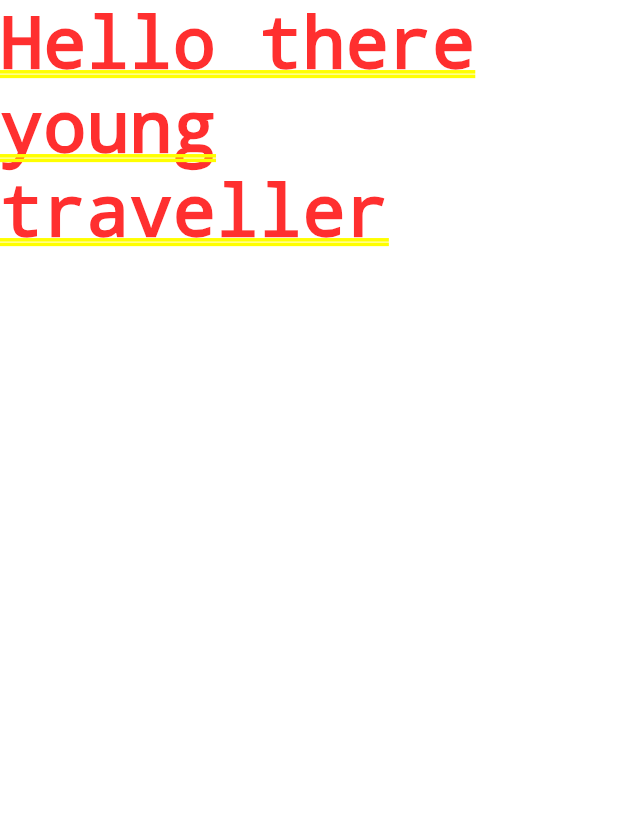
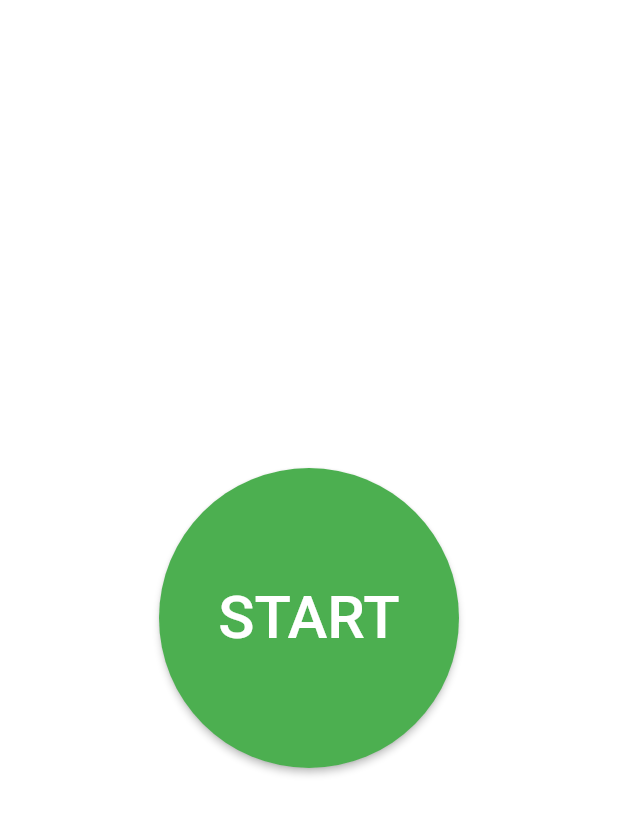
Before and after one commit to MsProfanum/FoodieTinder, a Flutter app: the screen it shows after launch, on a phone screen of 412 x 824 dp. Shown: the top 815 px of the screen. Run offline on Flutter 3.47's test engine with Material 2 defaults, Android fonts, the phone set to English and light mode, and no system bars; our stand-ins replace flutter_slidable, moor, moor_flutter; generated files the repository leaves out were written again.

Commit message:
Add basic UI and moor database part1

```diff
--- /dev/null
+++ b/foodietinder/lib/data/moor_database.dart
@@ -0,0 +1,34 @@
+import 'package:moor/moor.dart' as m;
+import 'package:moor/moor.dart';
+import 'package:moor_flutter/moor_flutter.dart' as mf;
+
+part 'moor_database.g.dart';
+
+class Foods extends mf.Table {
+  IntColumn get id => integer().autoIncrement()();
+  TextColumn get name => text().withLength(min: 1, max: 50)();
+}
+
+class Tags extends mf.Table {
+  TextColumn get name => text().withLength(min: 1, max: 20)();
+  @override
+  Set<m.Column> get primaryKey => {name};
+}
+
+@UseMoor(tables: [Foods])
+class AppDatabase extends _$AppDatabase {
+  AppDatabase()
+      : super((mf.FlutterQueryExecutor.inDatabaseFolder(
+          path: 'db.sqlite',
+          logStatements: true,
+        )));
+
+  @override
+  int get schemaVersion => 1;
+
+  Future<List<Food>> getAllFoods() => select(foods).get();
+  Stream<List<Food>> watchAllFoods() => select(foods).watch();
+  Future insertFood(Food food) => into(foods).insert(food);
+  Future updateFood(Food food) => update(foods).replace(food);
+  Future deleteFood(Food food) => delete(foods).delete(food);
+}
--- /dev/null
+++ b/foodietinder/lib/home_page.dart
@@ -0,0 +1,51 @@
+import 'package:flutter/material.dart';
+
+import 'game_page.dart';
+
+class HomePage extends StatefulWidget {
+  @override
+  _HomePageState createState() => _HomePageState();
+}
+
+class _HomePageState extends State<HomePage> {
+  @override
+  Widget build(BuildContext context) {
+    return Center(
+      child: ElevatedButton(
+        style: ElevatedButton.styleFrom(
+            shape: CircleBorder(), primary: Colors.green),
+        child: Container(
+          width: 200,
+          height: 200,
+          alignment: Alignment.center,
+          decoration: BoxDecoration(shape: BoxShape.circle),
+          child: Text(
+            'START',
+            style: TextStyle(fontSize: 40),
+          ),
+        ),
+        onPressed: () {
+          Navigator.of(context).push(_createRoute());
+        },
+      ),
+    );
+  }
+}
+
+Route _createRoute() {
+  return PageRouteBuilder(
+    pageBuilder: (context, animation, secondaryAnimation) => GamePage(),
+    transitionsBuilder: (context, animation, secondaryAnimation, child) {
+      var begin = Offset(0.0, 1.0);
+      var end = Offset.zero;
+      var curve = Curves.ease;
+      var tween = Tween(begin: begin, end: end).chain(CurveTween(curve: curve));
+      var offsetAnimation = animation.drive(tween);
+
+      return SlideTransition(
+        position: animation.drive(tween),
+        child: child,
+      );
+    },
+  );
+}
--- a/foodietinder/lib/main.dart
+++ b/foodietinder/lib/main.dart
@@ -1,4 +1,8 @@
 import 'package:flutter/material.dart';
+import 'package:foodietinder/data/moor_database.dart';
+import 'package:provider/provider.dart';
+
+import 'home_page.dart';
 
 void main() {
   runApp(MyApp());
@@ -7,12 +11,15 @@ void main() {
 class MyApp extends StatelessWidget {
   @override
   Widget build(BuildContext context) {
-    return MaterialApp(
-      title: 'Flutter Demo',
-      theme: ThemeData(
-        primarySwatch: Colors.blue,
+    return Provider(
+      builder: (_) => AppDatabase(),
+      child: MaterialApp(
+        title: 'Foodie tinder',
+        home: Scaffold(
+          backgroundColor: Colors.white,
+          body: HomePage(),
+        ),
       ),
-      home: Text("Hello there young traveller"),
     );
   }
 }
--- a/foodietinder/pubspec.yaml
+++ b/foodietinder/pubspec.yaml
@@ -25,7 +25,9 @@ dependencies:
     sdk: flutter
   moor: ^3.4.0
   moor_flutter: ^3.1.0
-
+  # for UI
+  provider: ^3.0.0+1
+  flutter_slidable: ^0.5.3
   # The following adds the Cupertino Icons font to your application.
   # Use with the CupertinoIcons class for iOS style icons.
   cupertino_icons: ^1.0.2
@@ -34,6 +36,7 @@ dev_dependencies:
   flutter_test:
     sdk: flutter
   moor_generator: ^3.4.0
+  build_runner: ^1.10.11
 
 # For information on the generic Dart part of this file, see the
 # following page: https://dart.dev/tools/pub/pubspec
```
Also changed, not shown: foodietinder/lib/food_input.dart (added, +57 -0 lines), foodietinder/lib/game_page.dart (added, +65 -0 lines), foodietinder/lib/data/moor_database.g.dart (added).
